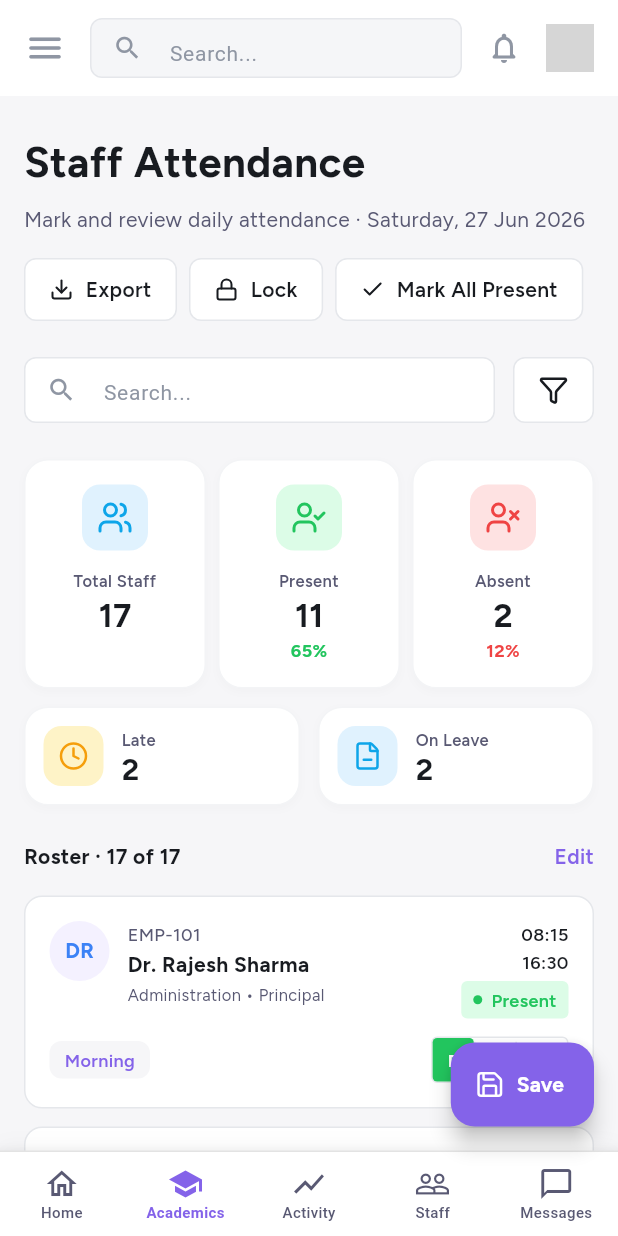
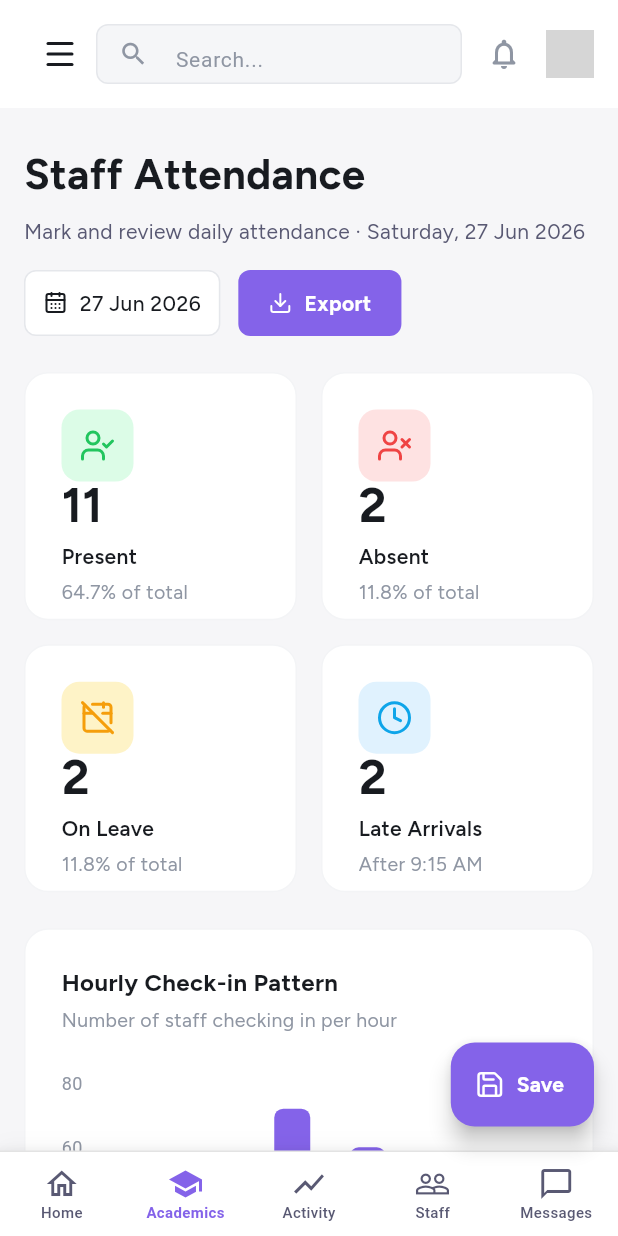
Before and after one commit to bisaisireesha/aprogra-mobile-app, a Flutter app: the StaffAttendanceScreen screen opened directly, on a phone screen of 412 x 824 dp. Run offline on Flutter 3.47's test engine with Material 3 defaults, Android fonts, the phone set to English and light mode, and no system bars; drawn by our look-alikes of fl_chart; our stand-ins replace flutter_screenutil, google_fonts, lucide_icons_flutter, shared_preferences; accounts and stored records are empty; network calls fail; grey boxes are pictures that could not be loaded.

Commit message:
Update staff and department screens

```diff
--- a/lib/screens/attendance/staff_attendance_screen.dart
+++ b/lib/screens/attendance/staff_attendance_screen.dart
@@ -1,6 +1,7 @@
 import 'package:flutter/material.dart';
 import 'package:google_fonts/google_fonts.dart';
 import 'package:lucide_icons_flutter/lucide_icons.dart';
+import 'package:fl_chart/fl_chart.dart';
 import '../../data/mock_data/staff_attendance_mock.dart';
 import '../auth/menu_screen.dart';
 
@@ -95,7 +96,7 @@ class _StaffAttendanceScreenState extends State<StaffAttendanceScreen> {
                         children: [
                           Row(
                             mainAxisAlignment: MainAxisAlignment.spaceBetween,
-                            crossAxisAlignment: CrossAxisAlignment.end,
+                            crossAxisAlignment: CrossAxisAlignment.start,
                             children: [
                               Expanded(child: _buildHeader()),
                               if (_isTablet) _buildTopControls(),
@@ -106,9 +107,11 @@ class _StaffAttendanceScreenState extends State<StaffAttendanceScreen> {
                             _buildTopControls(),
                           ],
                           const SizedBox(height: 24),
+                          _buildStatsRow(),
+                          const SizedBox(height: 24),
+                          _buildHourlyCheckInChart(),
+                          const SizedBox(height: 24),
                           _buildSearchAndFilters(),
-                          const SizedBox(height: 24),
-                          _buildStatsRow(),
                           const SizedBox(height: 24),
                           _buildRosterList(),
                         ],
@@ -135,15 +138,20 @@ class _StaffAttendanceScreenState extends State<StaffAttendanceScreen> {
 
   Widget _buildAppBar() {
     return Container(
-      color: Colors.white,
+      decoration: const BoxDecoration(color: Colors.white),
       padding: const EdgeInsets.symmetric(horizontal: 16, vertical: 12),
+      child: SafeArea(
+        bottom: false,
         child: Row(
           children: [
-          Builder(builder: (context) => GestureDetector(
-            onTap: () => Scaffold.of(context).openDrawer(),
-            child: const Icon(Icons.menu_rounded, color: Color(0xFF8F96A3), size: 28),
-          )),
-          const SizedBox(width: 16),
+            Builder(
+              builder: (context) => IconButton(
+                icon: const Icon(LucideIcons.menu, color: _textDark),
+                onPressed: () {
+                  Scaffold.of(context).openDrawer();
+                },
+              ),
+            ),
             Expanded(
               child: Container(
                 height: 40,
@@ -173,6 +181,7 @@ class _StaffAttendanceScreenState extends State<StaffAttendanceScreen> {
             ),
           ],
         ),
+      ),
     );
   }
 
@@ -197,31 +206,11 @@ class _StaffAttendanceScreenState extends State<StaffAttendanceScreen> {
       child: Row(
         mainAxisAlignment: MainAxisAlignment.end,
         children: [
-          _buildActionBtn('Export', LucideIcons.download),
-          const SizedBox(width: 8),
-          _buildActionBtn(_isLocked ? 'Unlock' : 'Lock', _isLocked ? LucideIcons.unlock : LucideIcons.lock, onTap: () {
-            setState(() {
-              _isLocked = !_isLocked;
-            });
-          }),
-          const SizedBox(width: 8),
-          _buildActionBtn('Mark All Present', LucideIcons.check, onTap: () {
-            if (_isLocked) return;
-            setState(() {
-              for (var item in _filteredRoster) {
-                item['status'] = 'Present';
-              }
-            });
-          }),
-          const SizedBox(width: 8),
-          GestureDetector(
-            onTap: () {
-              ScaffoldMessenger.of(context).showSnackBar(const SnackBar(content: Text('Attendance saved successfully!')));
-            },
-            child: Container(
-              height: 42,
-              padding: const EdgeInsets.symmetric(horizontal: 16),
-              alignment: Alignment.center,
+          _buildTabletDatePicker(),
+          const SizedBox(width: 12),
+          Container(
+            height: 44,
+            padding: const EdgeInsets.symmetric(horizontal: 20),
             decoration: BoxDecoration(
               color: _accent,
               borderRadius: BorderRadius.circular(8),
@@ -229,37 +218,13 @@ class _StaffAttendanceScreenState extends State<StaffAttendanceScreen> {
             child: Row(
               mainAxisSize: MainAxisSize.min,
               children: [
-                  const Icon(LucideIcons.save, color: Colors.white, size: 20),
+                const Icon(LucideIcons.download, size: 16, color: Colors.white),
                 const SizedBox(width: 8),
-                  Text('Save Attendance', style: GoogleFonts.figtree(fontSize: 14, fontWeight: FontWeight.bold, color: Colors.white)),
+                Text('Export', style: GoogleFonts.figtree(fontSize: 14, fontWeight: FontWeight.bold, color: Colors.white)),
               ],
             ),
           ),
-          ),
         ],
-      ),
-    );
-  }
-
-  Widget _buildActionBtn(String label, IconData icon, {VoidCallback? onTap}) {
-    return GestureDetector(
-      onTap: onTap,
-      child: Container(
-        height: 42,
-        padding: const EdgeInsets.symmetric(horizontal: 16),
-        decoration: BoxDecoration(
-          color: Colors.white,
-          borderRadius: BorderRadius.circular(8),
-          border: Border.all(color: const Color(0xFFE5E7EB)),
-        ),
-        child: Row(
-          mainAxisSize: MainAxisSize.min,
-          children: [
-            Icon(icon, size: 16, color: _textDark),
-            const SizedBox(width: 8),
-            Text(label, style: GoogleFonts.figtree(fontSize: 14, fontWeight: FontWeight.w600, color: _textDark)),
-          ],
-        ),
       ),
     );
   }
@@ -276,7 +241,7 @@ class _StaffAttendanceScreenState extends State<StaffAttendanceScreen> {
               child: TextField(
                 controller: _searchController,
                 decoration: const InputDecoration(
-                  hintText: 'Search name, ID, department, role',
+                  hintText: 'Search by name or department...',
                   hintStyle: TextStyle(color: Color(0xFF8F96A3), fontSize: 14),
                   prefixIcon: Icon(Icons.search, color: Color(0xFF8F96A3), size: 20),
                   border: InputBorder.none,
@@ -286,30 +251,12 @@ class _StaffAttendanceScreenState extends State<StaffAttendanceScreen> {
             ),
           ),
           const SizedBox(width: 12),
-          _buildTabletDatePicker(),
-          const SizedBox(width: 12),
+          Expanded(flex: 1, child: const SizedBox()),
+          Expanded(flex: 1, child: const SizedBox()),
           _buildTabletDropdown(
             value: _selectedDepartment,
             items: const ['All Departments', 'Administration', 'Pre-Primary', 'Languages', 'Mathematics', 'Sciences', 'Social Studies', 'Computer Science', 'Arts', 'Physical Education', 'Accounts', 'Library', 'Transport', 'Security', 'Maintenance'],
             onChanged: (v) => setState(() => _selectedDepartment = v!),
-          ),
-          const SizedBox(width: 12),
-          _buildTabletDropdown(
-            value: _selectedRole,
-            items: const ['All Roles', 'Principal', 'Vice Principal', 'Senior Teacher', 'Class Teacher', 'Subject Lead', 'Head of Department', 'Coordinator', 'Accountant', 'Librarian', 'Clerk', 'Driver', 'Security Guard', 'Peon', 'Maintenance Staff'],
-            onChanged: (v) => setState(() => _selectedRole = v!),
-          ),
-          const SizedBox(width: 12),
-          _buildTabletDropdown(
-            value: _selectedShift,
-            items: const ['All Shifts', 'Morning', 'Day', 'Afternoon', 'Evening'],
-            onChanged: (v) => setState(() => _selectedShift = v!),
-          ),
-          const SizedBox(width: 12),
-          _buildTabletDropdown(
-            value: _selectedStatus,
-            items: ['All Status', 'Present', 'Absent', 'Late', 'On Leave'],
-            onChanged: (v) => setState(() => _selectedStatus = v!),
           ),
         ],
       );
@@ -323,7 +270,7 @@ class _StaffAttendanceScreenState extends State<StaffAttendanceScreen> {
               child: TextField(
                 controller: _searchController,
                 decoration: const InputDecoration(
-                  hintText: 'Search...',
+                  hintText: 'Search by name or department...',
                   hintStyle: TextStyle(color: Color(0xFF8F96A3), fontSize: 14),
                   prefixIcon: Icon(Icons.search, color: Color(0xFF8F96A3), size: 20),
                   border: InputBorder.none,
@@ -523,140 +470,194 @@ class _StaffAttendanceScreenState extends State<StaffAttendanceScreen> {
     int late = _filteredRoster.where((r) => r['status'] == 'Late').length;
     int onLeave = _filteredRoster.where((r) => r['status'] == 'On Leave').length;
 
-    int presentPct = total > 0 ? ((present / total) * 100).round() : 0;
-    int absentPct = total > 0 ? ((absent / total) * 100).round() : 0;
+    double presentPct = total > 0 ? (present / total) * 100 : 0;
+    double absentPct = total > 0 ? (absent / total) * 100 : 0;
+    double leavePct = total > 0 ? (onLeave / total) * 100 : 0;
 
-    if (_isTablet) {
-      return SingleChildScrollView(
-        scrollDirection: Axis.horizontal,
-        child: Row(
+    return LayoutBuilder(
+      builder: (context, constraints) {
+        return GridView.count(
+          crossAxisCount: _isTablet ? 4 : 2,
+          shrinkWrap: true,
+          physics: const NeverScrollableScrollPhysics(),
+          crossAxisSpacing: 16,
+          mainAxisSpacing: 16,
+          childAspectRatio: _isTablet ? 1.4 : 1.1,
           children: [
-            _buildHorizontalStatCard('Total Staff', '$total', '', LucideIcons.users, const Color(0xFF0EA5E9), const Color(0xFFE0F2FE)),
-            const SizedBox(width: 16),
-            _buildHorizontalStatCard('Present', '$present', '$presentPct%', LucideIcons.userCheck, const Color(0xFF22C55E), const Color(0xFFDCFCE7)),
-            const SizedBox(width: 16),
-            _buildHorizontalStatCard('Absent', '$absent', '$absentPct%', LucideIcons.userX, const Color(0xFFEF4444), const Color(0xFFFEE2E2)),
-            const SizedBox(width: 16),
-            _buildHorizontalStatCard('Late', '$late', '', LucideIcons.clock, const Color(0xFFF59E0B), const Color(0xFFFEF3C7)),
-            const SizedBox(width: 16),
-            _buildHorizontalStatCard('On Leave', '$onLeave', '', LucideIcons.fileMinus, const Color(0xFF0EA5E9), const Color(0xFFE0F2FE)),
-          ],
-        ),
-      );
-    } else {
-      return Column(
-        children: [
-          Row(
-            children: [
-              Expanded(child: _buildVerticalStatCard('Total Staff', '$total', '', LucideIcons.users, const Color(0xFF0EA5E9), const Color(0xFFE0F2FE))),
-              const SizedBox(width: 8),
-              Expanded(child: _buildVerticalStatCard('Present', '$present', '$presentPct%', LucideIcons.userCheck, const Color(0xFF22C55E), const Color(0xFFDCFCE7))),
-              const SizedBox(width: 8),
-              Expanded(child: _buildVerticalStatCard('Absent', '$absent', '$absentPct%', LucideIcons.userX, const Color(0xFFEF4444), const Color(0xFFFEE2E2))),
-            ],
-          ),
-          const SizedBox(height: 12),
-          Row(
-            children: [
-              Expanded(child: _buildHorizontalStatCard('Late', '$late', '', LucideIcons.clock, const Color(0xFFF59E0B), const Color(0xFFFEF3C7))),
-              const SizedBox(width: 12),
-              Expanded(child: _buildHorizontalStatCard('On Leave', '$onLeave', '', LucideIcons.fileMinus, const Color(0xFF0EA5E9), const Color(0xFFE0F2FE))),
-            ],
-          ),
+            _buildKpiCard('$present', 'Present', '${presentPct.toStringAsFixed(1)}% of total', LucideIcons.userCheck, const Color(0xFF22C55E), const Color(0xFFDCFCE7)),
+            _buildKpiCard('$absent', 'Absent', '${absentPct.toStringAsFixed(1)}% of total', LucideIcons.userX, const Color(0xFFEF4444), const Color(0xFFFEE2E2)),
+            _buildKpiCard('$onLeave', 'On Leave', '${leavePct.toStringAsFixed(1)}% of total', LucideIcons.calendarOff, const Color(0xFFF59E0B), const Color(0xFFFEF3C7)),
+            _buildKpiCard('$late', 'Late Arrivals', 'After 9:15 AM', LucideIcons.clock, const Color(0xFF0EA5E9), const Color(0xFFE0F2FE)),
           ],
         );
-    }
+      },
+    );
   }
 
-  Widget _buildVerticalStatCard(String title, String value, String subtitle, IconData icon, Color iconColor, Color bgColor) {
+  Widget _buildKpiCard(String value, String title, String subtitle, IconData icon, Color iconColor, Color bgColor) {
     return Container(
-      padding: const EdgeInsets.symmetric(vertical: 16, horizontal: 8),
+      padding: const EdgeInsets.all(24),
       decoration: BoxDecoration(
         color: Colors.white,
         borderRadius: BorderRadius.circular(16),
         border: Border.all(color: const Color(0xFFF3F4F6)),
-        boxShadow: [BoxShadow(color: Colors.black.withOpacity(0.02), blurRadius: 4, offset: const Offset(0, 2))],
       ),
       child: Column(
-        mainAxisSize: MainAxisSize.min,
+        crossAxisAlignment: CrossAxisAlignment.start,
         children: [
           Container(
-            padding: const EdgeInsets.all(10),
-            decoration: BoxDecoration(color: bgColor, borderRadius: BorderRadius.circular(12)),
+            padding: const EdgeInsets.all(12),
+            decoration: BoxDecoration(
+              color: bgColor,
+              borderRadius: BorderRadius.circular(12),
+            ),
             child: Icon(icon, color: iconColor, size: 24),
           ),
-          const SizedBox(height: 12),
+          const Spacer(),
+          Text(
+            value,
+            style: GoogleFonts.figtree(fontSize: 32, fontWeight: FontWeight.bold, color: _textDark, height: 1.0),
+          ),
+          const SizedBox(height: 8),
           Text(
             title,
-            style: GoogleFonts.figtree(fontSize: 11, fontWeight: FontWeight.w600, color: const Color(0xFF595973)),
-            textAlign: TextAlign.center,
-            maxLines: 1,
-            overflow: TextOverflow.ellipsis,
+            style: GoogleFonts.figtree(fontSize: 14, fontWeight: FontWeight.w600, color: _textDark),
           ),
           const SizedBox(height: 4),
           Text(
-            value,
-            style: GoogleFonts.figtree(fontSize: 22, fontWeight: FontWeight.bold, color: _textDark, height: 1.0),
-          ),
-          const SizedBox(height: 4),
-          Text(
-            subtitle.isNotEmpty ? subtitle : ' ',
-            style: GoogleFonts.figtree(fontSize: 12, fontWeight: FontWeight.bold, color: subtitle.isNotEmpty ? iconColor : Colors.transparent),
+            subtitle,
+            style: GoogleFonts.figtree(fontSize: 13, color: const Color(0xFF8F96A3)),
           ),
         ],
       ),
     );
   }
 
-  Widget _buildHorizontalStatCard(String title, String value, String subtitle, IconData icon, Color iconColor, Color bgColor) {
+  Widget _buildHourlyCheckInChart() {
     return Container(
-      width: _isTablet ? 190 : null,
-      padding: const EdgeInsets.all(12),
+      padding: const EdgeInsets.all(24),
       decoration: BoxDecoration(
         color: Colors.white,
         borderRadius: BorderRadius.circular(16),
         border: Border.all(color: const Color(0xFFF3F4F6)),
-        boxShadow: [BoxShadow(color: Colors.black.withOpacity(0.02), blurRadius: 4, offset: const Offset(0, 2))],
+      ),
+      child: Column(
+        crossAxisAlignment: CrossAxisAlignment.start,
+        children: [
+          Text(
+            'Hourly Check-in Pattern',
+            style: GoogleFonts.figtree(fontSize: 16, fontWeight: FontWeight.bold, color: _textDark),
+          ),
+          const SizedBox(height: 4),
+          Text(
+            'Number of staff checking in per hour',
+            style: GoogleFonts.figtree(fontSize: 13, color: const Color(0xFF8F96A3)),
+          ),
+          const SizedBox(height: 32),
+          SizedBox(
+            height: 200,
+            child: BarChart(
+              BarChartData(
+                alignment: BarChartAlignment.spaceAround,
+                maxY: 80,
+                barTouchData: BarTouchData(enabled: false),
+                titlesData: FlTitlesData(
+                  show: true,
+                  bottomTitles: AxisTitles(
+                    sideTitles: SideTitles(
+                      showTitles: true,
+                      getTitlesWidget: (value, meta) {
+                        const style = TextStyle(color: Color(0xFF8F96A3), fontWeight: FontWeight.w500, fontSize: 12);
+                        Widget text;
+                        switch (value.toInt()) {
+                          case 0: text = const Text('7AM', style: style); break;
+                          case 1: text = const Text('8AM', style: style); break;
+                          case 2: text = const Text('8:30', style: style); break;
+                          case 3: text = const Text('9AM', style: style); break;
+                          case 4: text = const Text('9:30', style: style); break;
+                          case 5: text = const Text('10AM', style: style); break;
+                          default: text = const Text('', style: style); break;
+                        }
+                        return Padding(padding: const EdgeInsets.only(top: 8), child: text);
+                      },
+                      reservedSize: 28,
+                    ),
+                  ),
+                  leftTitles: AxisTitles(
+                    sideTitles: SideTitles(
+                      showTitles: true,
+                      getTitlesWidget: (value, meta) {
+                        if (value % 20 != 0) return const SizedBox.shrink();
+                        return Text('${value.toInt()}', style: const TextStyle(color: Color(0xFF8F96A3), fontSize: 12));
+                      },
+                      reservedSize: 28,
+                    ),
+                  ),
+                  topTitles: const AxisTitles(sideTitles: SideTitles(showTitles: false)),
+                  rightTitles: const AxisTitles(sideTitles: SideTitles(showTitles: false)),
+                ),
+                gridData: const FlGridData(show: false),
+                borderData: FlBorderData(show: false),
+                barGroups: [
+                  _buildHourlyBar(0, 18),
+                  _buildHourlyBar(1, 48),
+                  _buildHourlyBar(2, 72),
+                  _buildHourlyBar(3, 60),
+                  _buildHourlyBar(4, 25),
+                  _buildHourlyBar(5, 10),
+                ],
+              ),
+            ),
+          ),
+          const SizedBox(height: 32),
+          Container(
+            padding: const EdgeInsets.all(16),
+            decoration: BoxDecoration(
+              color: Colors.white,
+              borderRadius: BorderRadius.circular(12),
+              border: Border.all(color: const Color(0xFFF3F4F6)),
             ),
             child: Row(
-        crossAxisAlignment: CrossAxisAlignment.center,
               children: [
                 Container(
                   padding: const EdgeInsets.all(10),
                   decoration: BoxDecoration(
-              color: bgColor,
-              borderRadius: BorderRadius.circular(12),
+                    color: const Color(0xFFF4F1FF),
+                    borderRadius: BorderRadius.circular(10),
                   ),
-            child: Icon(icon, color: iconColor, size: 20),
+                  child: const Icon(LucideIcons.barChart2, color: Color(0xFF8463E9), size: 20),
                 ),
-          const SizedBox(width: 12),
+                const SizedBox(width: 16),
                 Expanded(
                   child: Column(
                     crossAxisAlignment: CrossAxisAlignment.start,
-              mainAxisSize: MainAxisSize.min,
                     children: [
-                Text(
-                  title,
-                  style: GoogleFonts.figtree(fontSize: 11, fontWeight: FontWeight.w600, color: const Color(0xFF595973)),
-                  overflow: TextOverflow.ellipsis,
+                      Text('Peak Time', style: GoogleFonts.figtree(fontSize: 14, fontWeight: FontWeight.bold, color: _textDark)),
+                      const SizedBox(height: 2),
+                      Text('8:30 AM - 72 Check-ins', style: GoogleFonts.figtree(fontSize: 13, color: const Color(0xFF8F96A3))),
+                    ],
                   ),
-                const SizedBox(height: 2),
-                Text(
-                  value,
-                  style: GoogleFonts.figtree(fontSize: 20, fontWeight: FontWeight.bold, color: _textDark, height: 1.0),
                 ),
-                if (subtitle.isNotEmpty) ...[
-                  const SizedBox(height: 2),
-                  Text(
-                    subtitle,
-                    style: GoogleFonts.figtree(fontSize: 11, fontWeight: FontWeight.bold, color: iconColor),
-                  ),
-                ],
+                const Icon(LucideIcons.chevronRight, size: 20, color: Color(0xFF8F96A3)),
               ],
             ),
           ),
         ],
       ),
+    );
+  }
+
+  BarChartGroupData _buildHourlyBar(int x, double y) {
+    return BarChartGroupData(
+      x: x,
+      barRods: [
+        BarChartRodData(
+          toY: y,
+          color: const Color(0xFF8463E9),
+          width: 24,
+          borderRadius: const BorderRadius.vertical(top: Radius.circular(6)),
+        ),
+      ],
     );
   }
 
```
Also changed, not shown: lib/screens/departments/departments_screen.dart (+106 -74 lines), lib/screens/non_teaching/non_teaching_staff_screen.dart (+48 -14 lines). Lines whose indentation alone changed are shown as unchanged.
